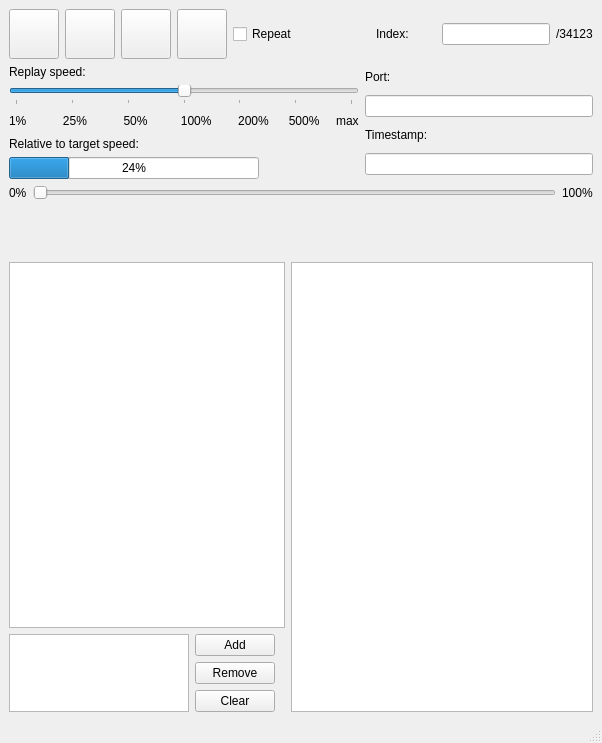
Before: the Qt Designer form viz/main.ui in jmachowinski/rock_replay, drawn with Qt 5.
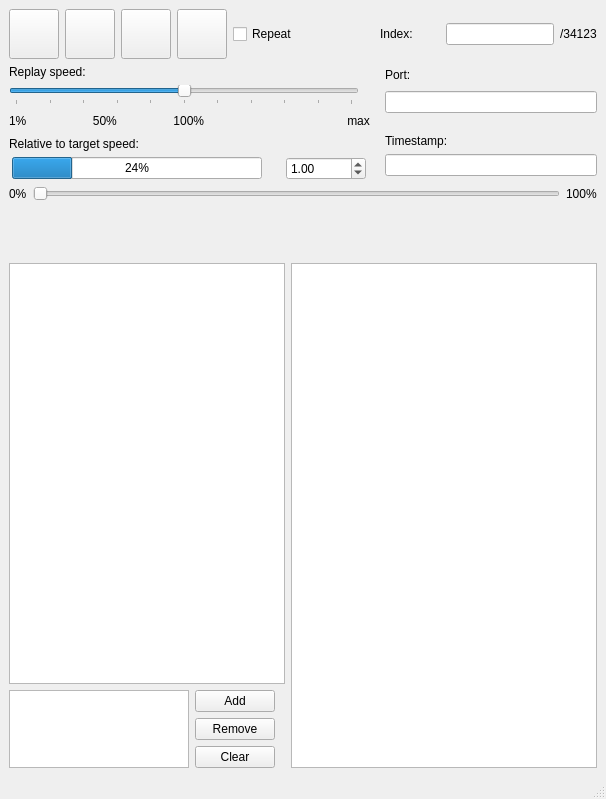
After: the same form once the commit is applied. Icons and pictures are not drawn. Custom widgets are drawn as their Qt base class.

Commit message: replay speed slider and box implemented, correction of progress bar, ui improvements

Patch:
```diff
--- a/viz/main.ui
+++ b/viz/main.ui
@@ -6,8 +6,8 @@
    <rect>
     <x>0</x>
     <y>0</y>
-    <width>602</width>
-    <height>743</height>
+    <width>606</width>
+    <height>799</height>
    </rect>
   </property>
   <property name="windowTitle">
@@ -250,10 +250,13 @@
        <layout class="QHBoxLayout" name="horizontalLayout_3">
         <item>
          <layout class="QVBoxLayout" name="verticalLayout_4">
+          <property name="sizeConstraint">
+           <enum>QLayout::SetDefaultConstraint</enum>
+          </property>
           <item>
            <widget class="QLabel" name="label_3">
             <property name="sizePolicy">
-             <sizepolicy hsizetype="Expanding" vsizetype="Fixed">
+             <sizepolicy hsizetype="Fixed" vsizetype="Fixed">
               <horstretch>0</horstretch>
               <verstretch>0</verstretch>
              </sizepolicy>
@@ -270,7 +273,7 @@
            </widget>
           </item>
           <item>
-           <widget class="QSlider" name="horizontalSlider_2">
+           <widget class="QSlider" name="speedSlider">
             <property name="sizePolicy">
              <sizepolicy hsizetype="Fixed" vsizetype="Fixed">
               <horstretch>0</horstretch>
@@ -290,16 +293,22 @@
              </size>
             </property>
             <property name="maximum">
-             <number>6</number>
+             <number>100</number>
+            </property>
+            <property name="singleStep">
+             <number>1</number>
             </property>
             <property name="pageStep">
              <number>1</number>
             </property>
             <property name="value">
-             <number>3</number>
+             <number>50</number>
             </property>
             <property name="sliderPosition">
-             <number>3</number>
+             <number>50</number>
+            </property>
+            <property name="tracking">
+             <bool>true</bool>
             </property>
             <property name="orientation">
              <enum>Qt::Horizontal</enum>
@@ -308,14 +317,14 @@
              <enum>QSlider::TicksBelow</enum>
             </property>
             <property name="tickInterval">
-             <number>1</number>
+             <number>10</number>
             </property>
            </widget>
           </item>
           <item>
            <widget class="QLabel" name="label_6">
             <property name="sizePolicy">
-             <sizepolicy hsizetype="Preferred" vsizetype="Fixed">
+             <sizepolicy hsizetype="Fixed" vsizetype="Fixed">
               <horstretch>0</horstretch>
               <verstretch>0</verstretch>
              </sizepolicy>
@@ -333,14 +342,14 @@
              </size>
             </property>
             <property name="text">
-             <string>1%           25%           50%          100%        200%      500%     max</string>
+             <string>1%                    50%                 100%                                           max</string>
             </property>
            </widget>
           </item>
           <item>
            <widget class="QLabel" name="label_7">
             <property name="sizePolicy">
-             <sizepolicy hsizetype="Expanding" vsizetype="Fixed">
+             <sizepolicy hsizetype="Fixed" vsizetype="Fixed">
               <horstretch>0</horstretch>
               <verstretch>0</verstretch>
              </sizepolicy>
@@ -357,7 +366,21 @@
            </widget>
           </item>
           <item>
+           <layout class="QHBoxLayout" name="horizontalLayout">
+            <property name="spacing">
+             <number>6</number>
+            </property>
+            <property name="topMargin">
+             <number>0</number>
+            </property>
+            <item>
            <widget class="QProgressBar" name="progressBar">
+              <property name="sizePolicy">
+               <sizepolicy hsizetype="Fixed" vsizetype="Fixed">
+                <horstretch>0</horstretch>
+                <verstretch>0</verstretch>
+               </sizepolicy>
+              </property>
             <property name="minimumSize">
              <size>
               <width>250</width>
@@ -373,12 +396,89 @@
             <property name="value">
              <number>24</number>
             </property>
-           </widget>
-          </item>
-         </layout>
+              <property name="alignment">
+               <set>Qt::AlignLeading|Qt::AlignLeft|Qt::AlignVCenter</set>
+              </property>
+             </widget>
+            </item>
+            <item>
+             <spacer name="horizontalSpacer_4">
+              <property name="orientation">
+               <enum>Qt::Horizontal</enum>
+              </property>
+              <property name="sizeType">
+               <enum>QSizePolicy::Fixed</enum>
+              </property>
+              <property name="sizeHint" stdset="0">
+               <size>
+                <width>15</width>
+                <height>20</height>
+               </size>
+              </property>
+             </spacer>
+            </item>
+            <item>
+             <widget class="QDoubleSpinBox" name="speedBox">
+              <property name="sizePolicy">
+               <sizepolicy hsizetype="Fixed" vsizetype="Fixed">
+                <horstretch>0</horstretch>
+                <verstretch>0</verstretch>
+               </sizepolicy>
+              </property>
+              <property name="minimumSize">
+               <size>
+                <width>80</width>
+                <height>0</height>
+               </size>
+              </property>
+              <property name="maximumSize">
+               <size>
+                <width>80</width>
+                <height>16777215</height>
+               </size>
+              </property>
+              <property name="alignment">
+               <set>Qt::AlignLeading|Qt::AlignLeft|Qt::AlignVCenter</set>
+              </property>
+              <property name="minimum">
+               <double>0.010000000000000</double>
+              </property>
+              <property name="maximum">
+               <double>10000.000000000000000</double>
+              </property>
+              <property name="singleStep">
+               <double>0.010000000000000</double>
+              </property>
+              <property name="value">
+               <double>1.000000000000000</double>
+              </property>
+             </widget>
+            </item>
+           </layout>
+          </item>
+         </layout>
+        </item>
+        <item>
+         <spacer name="horizontalSpacer_2">
+          <property name="orientation">
+           <enum>Qt::Horizontal</enum>
+          </property>
+          <property name="sizeHint" stdset="0">
+           <size>
+            <width>40</width>
+            <height>20</height>
+           </size>
+          </property>
+         </spacer>
         </item>
         <item>
          <layout class="QVBoxLayout" name="verticalLayout_6">
+          <property name="sizeConstraint">
+           <enum>QLayout::SetDefaultConstraint</enum>
+          </property>
+          <property name="topMargin">
+           <number>0</number>
+          </property>
           <property name="rightMargin">
            <number>0</number>
           </property>
@@ -408,12 +508,49 @@
            </widget>
           </item>
           <item>
+           <layout class="QHBoxLayout" name="horizontalLayout_2">
+            <property name="topMargin">
+             <number>0</number>
+            </property>
+            <property name="bottomMargin">
+             <number>0</number>
+            </property>
+            <item>
            <widget class="QLineEdit" name="lineEdit_2">
+              <property name="minimumSize">
+               <size>
+                <width>212</width>
+                <height>0</height>
+               </size>
+              </property>
             <property name="text">
              <string/>
             </property>
            </widget>
           </item>
+           </layout>
+          </item>
+          <item>
+           <spacer name="verticalSpacer">
+            <property name="orientation">
+             <enum>Qt::Vertical</enum>
+            </property>
+            <property name="sizeType">
+             <enum>QSizePolicy::Fixed</enum>
+            </property>
+            <property name="sizeHint" stdset="0">
+             <size>
+              <width>20</width>
+              <height>9</height>
+             </size>
+            </property>
+           </spacer>
+          </item>
+          <item>
+           <layout class="QHBoxLayout" name="horizontalLayout_7">
+            <property name="topMargin">
+             <number>0</number>
+            </property>
           <item>
            <widget class="QLabel" name="label_5">
             <property name="sizePolicy">
@@ -437,8 +574,24 @@
             <property name="text">
              <string>Timestamp:</string>
             </property>
-           </widget>
-          </item>
+              <property name="alignment">
+               <set>Qt::AlignBottom|Qt::AlignLeading|Qt::AlignLeft</set>
+              </property>
+              <property name="margin">
+               <number>0</number>
+              </property>
+             </widget>
+            </item>
+           </layout>
+          </item>
+          <item>
+           <layout class="QHBoxLayout" name="horizontalLayout_6">
+            <property name="spacing">
+             <number>6</number>
+            </property>
+            <property name="topMargin">
+             <number>0</number>
+            </property>
           <item>
            <widget class="QLineEdit" name="lineEdit_3"/>
           </item>
@@ -446,6 +599,8 @@
         </item>
        </layout>
       </item>
+       </layout>
+      </item>
       <item>
        <layout class="QHBoxLayout" name="horizontalLayout_4">
         <item>
@@ -620,7 +775,7 @@
     <rect>
      <x>0</x>
      <y>0</y>
-     <width>602</width>
+     <width>606</width>
      <height>24</height>
     </rect>
    </property>
```
Lines whose indentation alone changed are shown as unchanged. The commit also changes 3 other files.
